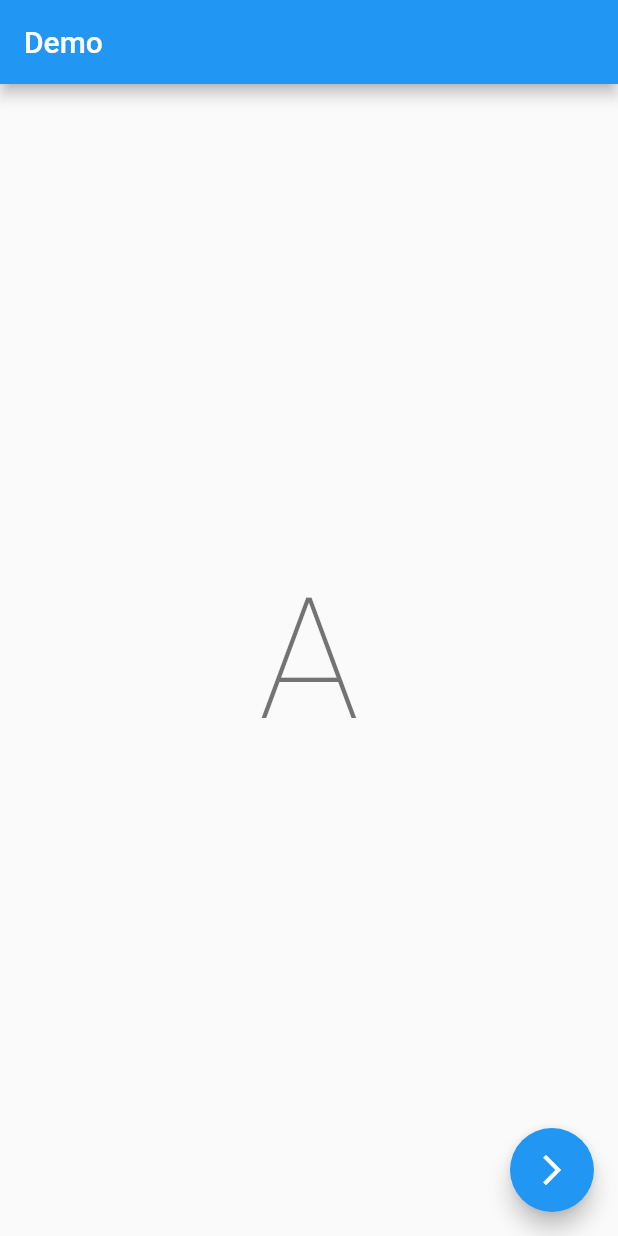
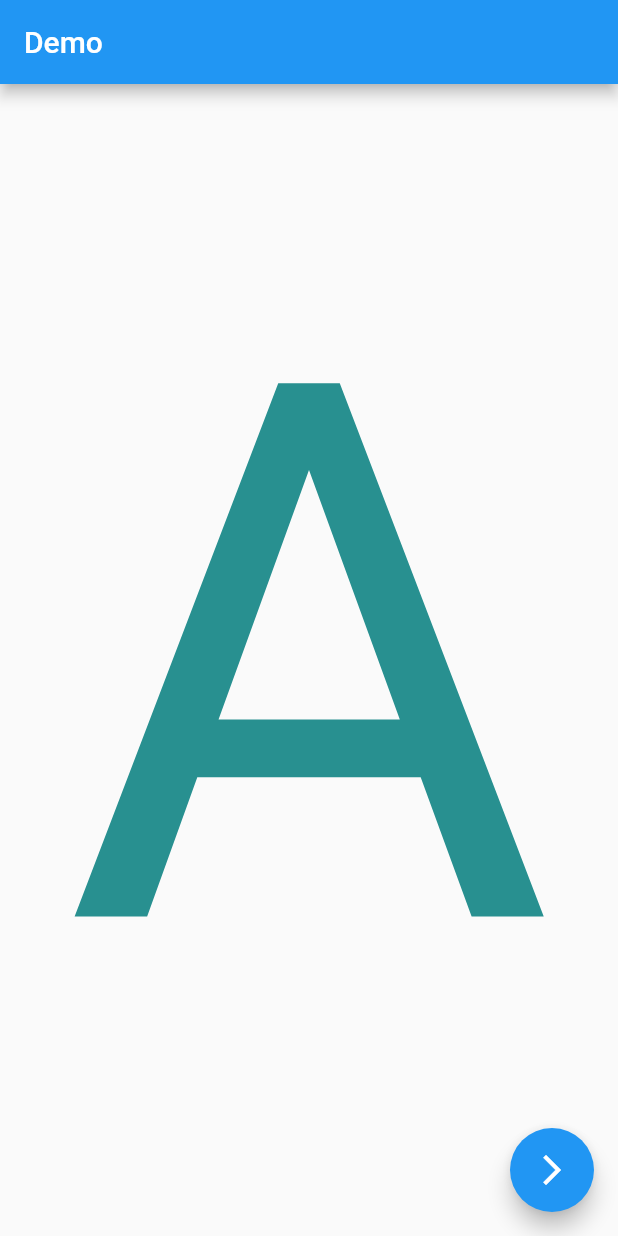
Before and after one commit to collabcode/flutter, a Flutter app: the screen it shows after launch, on a phone screen of 412 x 824 dp. Run offline on Flutter 3.47's test engine with Material 2 defaults, Android fonts, the phone set to English and light mode, and no system bars; our stand-ins replace flutter_tts.

Commit message:
added Random color

```diff
--- a/lib/main.dart
+++ b/lib/main.dart
@@ -1,27 +1,18 @@
 import 'package:flutter/material.dart';
 import 'package:flutter_tts/flutter_tts.dart';
 import 'dart:async';
+import 'dart:math';
 
 void main() => runApp(MyApp());
 
 enum TtsState { playing, stopped }
 
 class MyApp extends StatelessWidget {
-  // This widget is the root of your application.
   @override
   Widget build(BuildContext context) {
     return MaterialApp(
       title: 'Flutter Demo',
       theme: ThemeData(
-        // This is the theme of your application.
-        //
-        // Try running your application with "flutter run". You'll see the
-        // application has a blue toolbar. Then, without quitting the app, try
-        // changing the primarySwatch below to Colors.green and then invoke
-        // "hot reload" (press "r" in the console where you ran "flutter run",
-        // or simply save your changes to "hot reload" in a Flutter IDE).
-        // Notice that the counter didn't reset back to zero; the application
-        // is not restarted.
         primarySwatch: Colors.blue,
       ),
       home: MyHomePage(title: 'Demo'),
@@ -31,15 +22,6 @@ class MyApp extends StatelessWidget {
 
 class MyHomePage extends StatefulWidget {
   MyHomePage({Key key, this.title}) : super(key: key);
-
-  // This widget is the home page of your application. It is stateful, meaning
-  // that it has a State object (defined below) that contains fields that affect
-  // how it looks.
-
-  // This class is the configuration for the state. It holds the values (in this
-  // case the title) provided by the parent (in this case the App widget) and
-  // used by the build method of the State. Fields in a Widget subclass are
-  // always marked "final".
 
   final String title;
 
@@ -52,11 +34,6 @@ class _MyHomePageState extends State<MyHomePage> {
 
   void _incrementCounter() {
     setState(() {
-      // This call to setState tells the Flutter framework that something has
-      // changed in this State, which causes it to rerun the build method below
-      // so that the display can reflect the updated values. If we changed
-      // _counter without calling setState(), then the build method would not be
-      // called again, and so nothing would appear to happen.
       _counter++;
       if (_counter > 90) {
         _counter = 65;
@@ -75,42 +52,22 @@ class _MyHomePageState extends State<MyHomePage> {
 
   @override
   Widget build(BuildContext context) {
-    // This method is rerun every time setState is called, for instance as done
-    // by the _incrementCounter method above.
-    //
-    // The Flutter framework has been optimized to make rerunning build methods
-    // fast, so that you can just rebuild anything that needs updating rather
-    // than having to individually change instances of widgets.
     return Scaffold(
       appBar: AppBar(
-        // Here we take the value from the MyHomePage object that was created by
-        // the App.build method, and use it to set our appbar title.
         title: Text(widget.title),
       ),
       body: Center(
-        // Center is a layout widget. It takes a single child and positions it
-        // in the middle of the parent.
         child: Column(
-          // Column is also layout widget. It takes a list of children and
-          // arranges them vertically. By default, it sizes itself to fit its
-          // children horizontally, and tries to be as tall as its parent.
-          //
-          // Invoke "debug painting" (press "p" in the console, choose the
-          // "Toggle Debug Paint" action from the Flutter Inspector in Android
-          // Studio, or the "Toggle Debug Paint" command in Visual Studio Code)
-          // to see the wireframe for each widget.
-          //
-          // Column has various properties to control how it sizes itself and
-          // how it positions its children. Here we use mainAxisAlignment to
-          // center the children vertically; the main axis here is the vertical
-          // axis because Columns are vertical (the cross axis would be
-          // horizontal).
           mainAxisAlignment: MainAxisAlignment.center,
           children: <Widget>[
-            Text(
-              String.fromCharCode(_counter),
-              style: Theme.of(context).textTheme.display4,
-            ),
+            Text(String.fromCharCode(_counter),
+                //style: Theme.of(context).textTheme.display4,
+                style: TextStyle(fontSize: 500).apply(
+                    color: Color.fromRGBO(
+                        1 * (new Random().nextInt(255)),
+                        10 * (new Random().nextInt(255)),
+                        10 * (new Random().nextInt(255)),
+                        100))),
           ],
         ),
       ),
```
